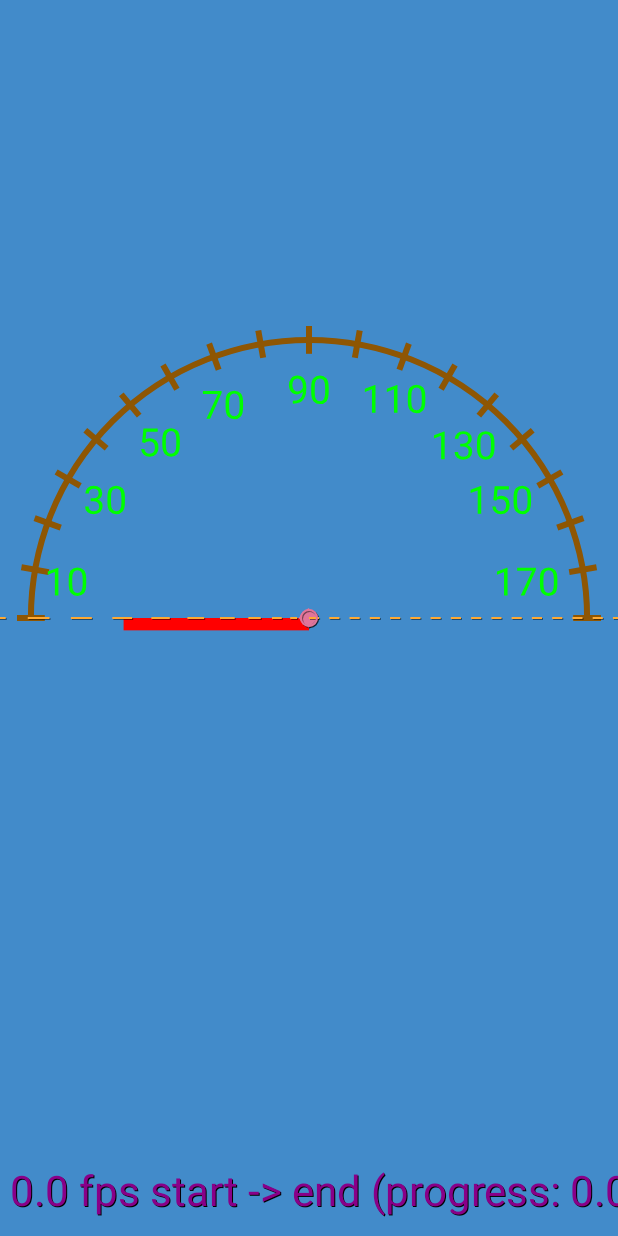
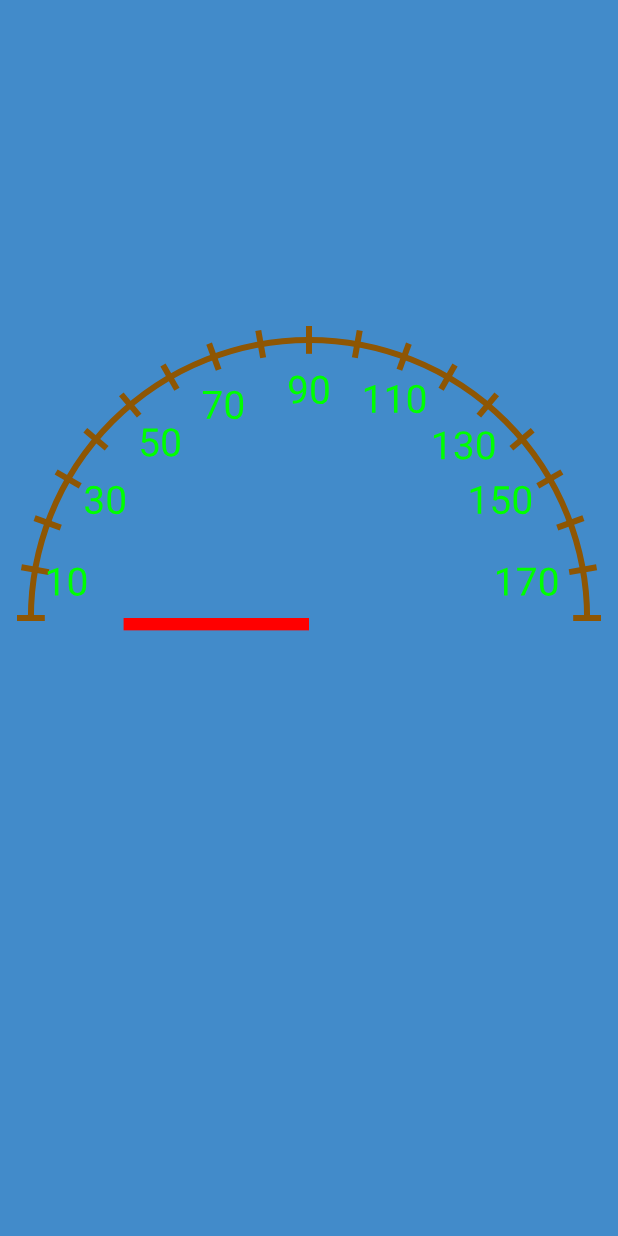
Before and after one commit to flasher297/departure, an Android app: the screen it shows after launch (DashboardActivity), on a phone screen of 412 x 824 dp. Run offline under Robolectric (Android 15) with nearby library versions, the phone set to English and light mode, and no system bars; Roboto replaces fonts that are not available here; 2 statements that could not run were skipped.

```diff
--- a/app/src/main/res/layout/activity_fullscreen.xml
+++ b/app/src/main/res/layout/activity_fullscreen.xml
@@ -7,7 +7,7 @@
     android:layout_height="match_parent"
     android:background="@color/colorAccent"
     app:layoutDescription="@xml/dashboard_transition"
-    app:motionDebug="SHOW_ALL"
+    app:motionDebug="NO_DEBUG"
     tools:context=".presentation.DashboardActivity"
     tools:showPaths="true">
 
```
Also changed, not shown: 2 other files.
